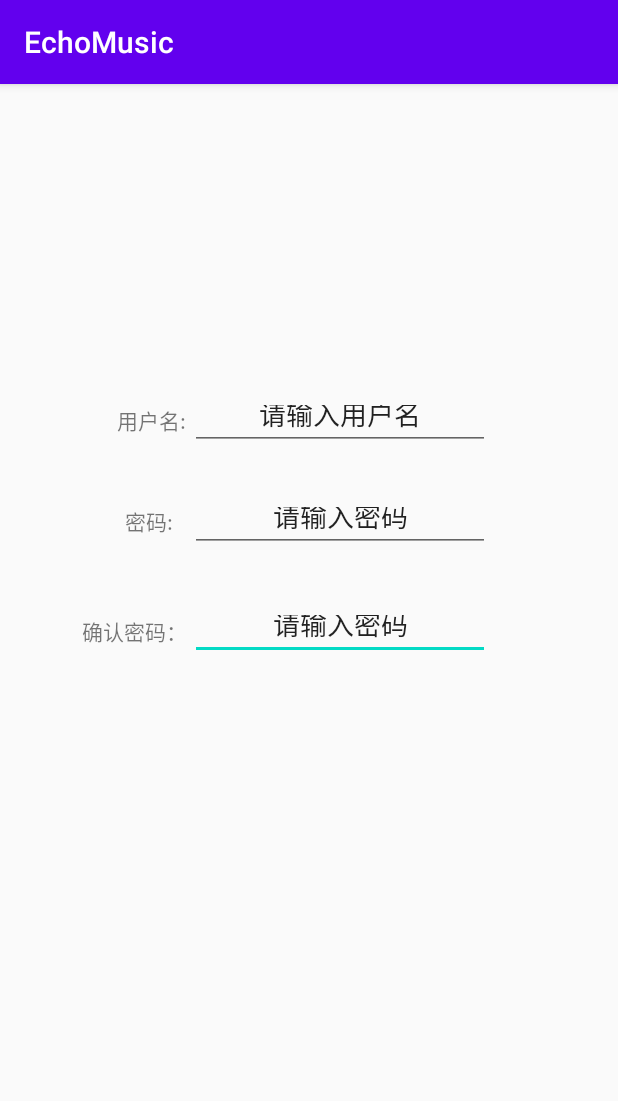
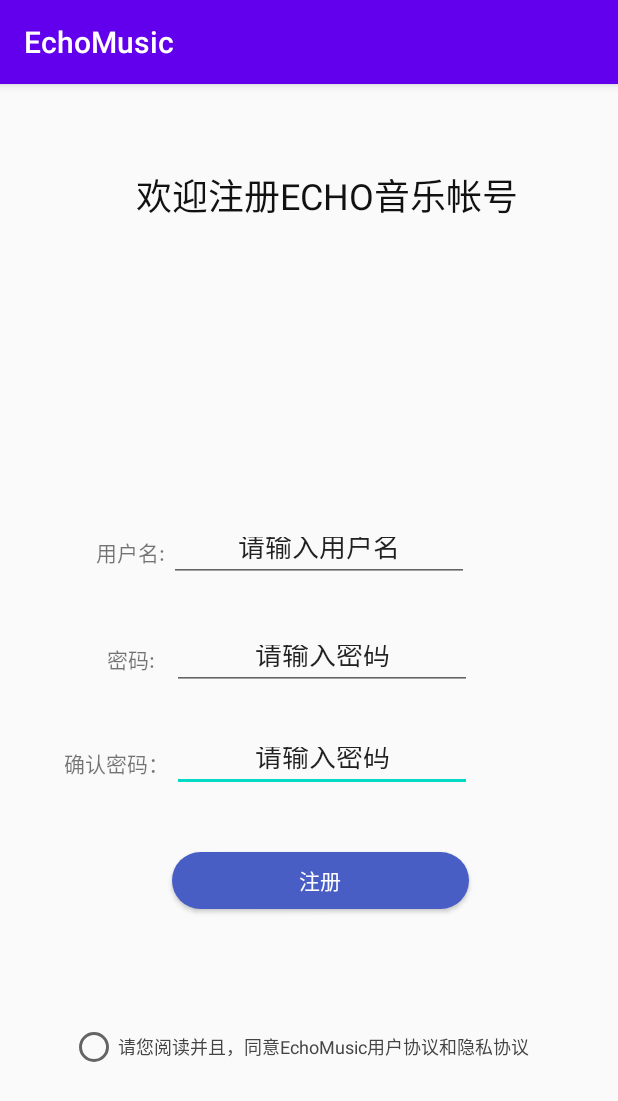
Before and after one commit to mohsiaoran/EchoMusic, an Android app: the RegisterActivity screen opened directly, with no data from a screen before it, on a phone screen of 412 x 824 dp. Shown: the top 1101 px of the screen. Run offline under Robolectric (Android 15) with nearby library versions, the phone set to English and light mode, and no system bars.

Commit message:
注册详情

```diff
--- a/app/src/main/res/layout/activity_register.xml
+++ b/app/src/main/res/layout/activity_register.xml
@@ -6,11 +6,24 @@
     android:layout_height="match_parent"
     tools:context=".activity.RegisterActivity">
 
+    <TextView
+        android:id="@+id/reg_interface"
+        android:layout_width="wrap_content"
+        android:layout_height="wrap_content"
+        android:layout_marginTop="56dp"
+        android:text="@string/reg_interface_txt"
+        android:textColor="#121111"
+        android:textSize="24sp"
+        app:layout_constraintEnd_toEndOf="parent"
+        app:layout_constraintHorizontal_bias="0.576"
+        app:layout_constraintStart_toStartOf="parent"
+        app:layout_constraintTop_toTopOf="parent" />
+
     <ImageView
         android:id="@+id/user_avatar"
         android:layout_width="99dp"
         android:layout_height="92dp"
-        android:layout_marginTop="60dp"
+        android:layout_marginTop="140dp"
         app:layout_constraintEnd_toEndOf="parent"
         app:layout_constraintHorizontal_bias="0.532"
         app:layout_constraintStart_toStartOf="parent"
@@ -21,13 +34,13 @@
         android:id="@+id/userPsdConfir_edittext"
         android:layout_width="200dp"
         android:layout_height="40dp"
-        android:layout_marginTop="344dp"
+        android:layout_marginTop="432dp"
         android:ems="10"
         android:gravity="center"
         android:inputType="textPersonName"
         android:text="@string/reg_phone_userpsd_edittext"
         app:layout_constraintEnd_toEndOf="parent"
-        app:layout_constraintHorizontal_bias="0.597"
+        app:layout_constraintHorizontal_bias="0.54"
         app:layout_constraintStart_toStartOf="parent"
         app:layout_constraintTop_toTopOf="parent" />
 
@@ -35,13 +48,13 @@
         android:id="@+id/userpsd_edittext"
         android:layout_width="200dp"
         android:layout_height="40dp"
-        android:layout_marginTop="272dp"
+        android:layout_marginTop="364dp"
         android:ems="10"
         android:gravity="center"
         android:inputType="textPersonName"
         android:text="@string/reg_phone_userpsd_edittext"
         app:layout_constraintEnd_toEndOf="parent"
-        app:layout_constraintHorizontal_bias="0.597"
+        app:layout_constraintHorizontal_bias="0.54"
         app:layout_constraintStart_toStartOf="parent"
         app:layout_constraintTop_toTopOf="parent" />
 
@@ -49,13 +62,13 @@
         android:id="@+id/username_edittext"
         android:layout_width="200dp"
         android:layout_height="40dp"
-        android:layout_marginTop="204dp"
+        android:layout_marginTop="292dp"
         android:ems="10"
         android:gravity="center"
         android:inputType="textPersonName"
         android:text="@string/reg_phone_username_edittext"
         app:layout_constraintEnd_toEndOf="parent"
-        app:layout_constraintHorizontal_bias="0.597"
+        app:layout_constraintHorizontal_bias="0.53"
         app:layout_constraintStart_toStartOf="parent"
         app:layout_constraintTop_toTopOf="parent" />
 
@@ -91,4 +104,29 @@
         app:layout_constraintTop_toTopOf="@+id/userpsd_edittext"
         app:layout_constraintVertical_bias="0.466" />
 
+    <Button
+        android:id="@+id/reg_btn2"
+        android:layout_width="198dp"
+        android:layout_height="38dp"
+        android:layout_marginTop="512dp"
+        android:background="@drawable/shape_corner"
+        android:text="@string/reg_btn_txt"
+        android:textColor="#FFFFFF"
+        app:layout_constraintEnd_toEndOf="parent"
+        app:layout_constraintHorizontal_bias="0.535"
+        app:layout_constraintStart_toStartOf="parent"
+        app:layout_constraintTop_toTopOf="parent" />
+
+    <RadioButton
+        android:id="@+id/agreement_rbtn"
+        android:layout_width="319dp"
+        android:layout_height="28dp"
+        android:layout_marginTop="628dp"
+        android:text="@string/agreement_rbtn_txt"
+        android:textColor="#454444"
+        android:textSize="12sp"
+        app:layout_constraintEnd_toEndOf="parent"
+        app:layout_constraintStart_toStartOf="parent"
+        app:layout_constraintTop_toTopOf="parent" />
+
 </androidx.constraintlayout.widget.ConstraintLayout>
--- a/app/src/main/res/values/strings.xml
+++ b/app/src/main/res/values/strings.xml
@@ -8,10 +8,6 @@
     <string name="reg_phone_username_edittext">请输入用户名</string>
     <string name="reg_phone_userpsd_edittext">请输入密码</string>
     <string name="reg_phone_userpsd_confirm">确认密码：</string>
-    <!-- TODO: Remove or change this placeholder text -->
-    <string name="hello_blank_fragment">Hello blank fragment</string>
-    <string name="nav_home_page_label">发现</string>
-    <string name="nav_creation_label">创作</string>
-    <string name="nav_social_label">乐圈</string>
-    <string name="nav_my_info_label">我的</string>
+    <string name="reg_interface_txt">欢迎注册ECHO音乐帐号</string>
+    <string name="agreement_rbtn_txt">请您阅读并且，同意EchoMusic用户协议和隐私协议</string>
 </resources>
```
